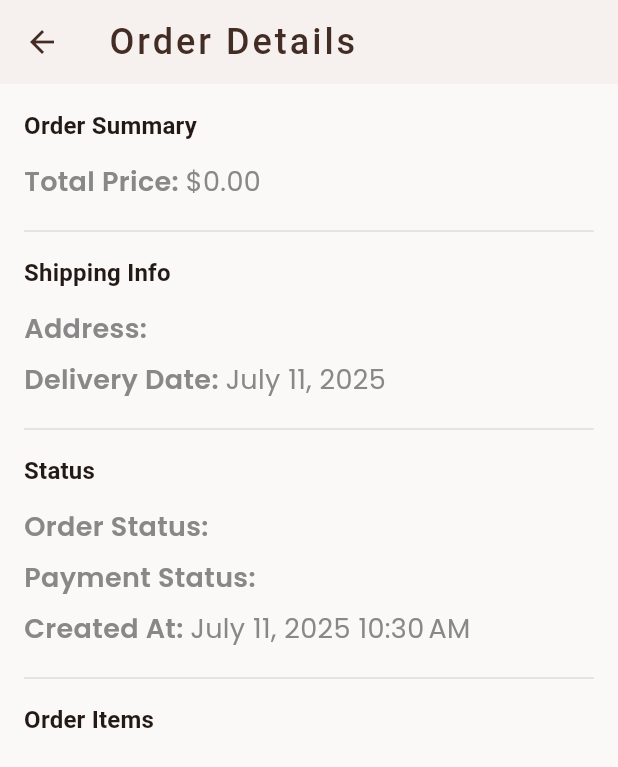
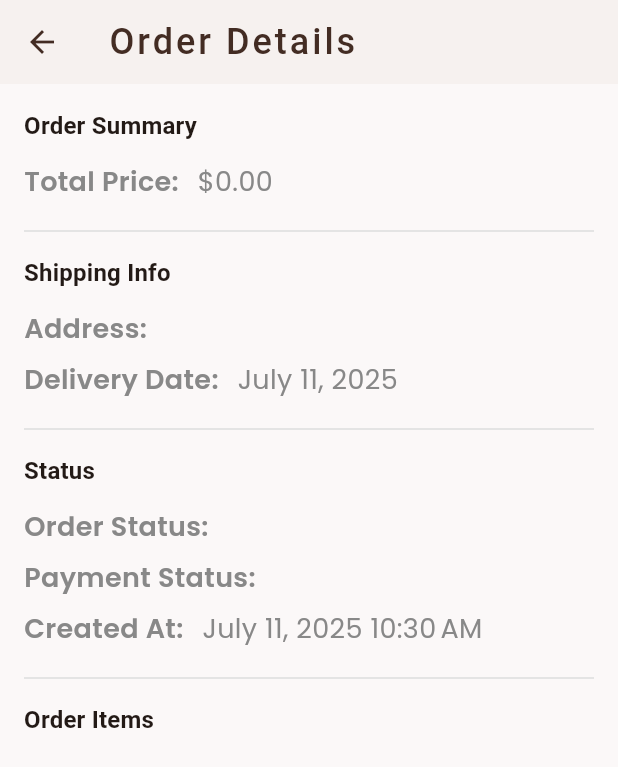
Before and after one commit to MonicaSaeed/cakes_store_frontend, a Flutter app: the OrderDetailsScreen screen opened directly with empty values, on a phone screen of 412 x 824 dp. Shown: the top 767 px of the screen. Run offline on Flutter 3.47's test engine with Material 3 defaults, Android fonts, the phone set to English and light mode, and no system bars; our stand-ins replace bloc, cached_network_image, carousel_slider, dio, equatable, firebase_auth and 12 more; missing offline and left inert: flutter_facebook_auth; accounts and stored records are empty; network calls fail; Roboto replaces fonts that are missing (times new roman).

Commit message:
Improve Orders UI and hide Cancel button after cancellation

```diff
--- a/lib/features/check_out/domain/place_order_use_case.dart
+++ b/lib/features/check_out/domain/place_order_use_case.dart
@@ -1,4 +1,3 @@
-import 'package:cakes_store_frontend/features/cart/presentation/cubit/cart_cubit.dart';
 import 'package:cakes_store_frontend/features/check_out/data/models/order_model.dart';
 import 'package:cakes_store_frontend/features/check_out/data/repo/order_repo_base.dart';
 
--- a/lib/features/check_out/presentation/check_out_screen.dart
+++ b/lib/features/check_out/presentation/check_out_screen.dart
@@ -32,7 +32,6 @@ class CheckOutScreen extends StatefulWidget {
 
 class _CheckOutScreenState extends State<CheckOutScreen> {
   final TextEditingController _addressController = TextEditingController();
-  String? _errorText;
 
   void _confirmOrder({
     required String address,
@@ -101,7 +100,6 @@ class _CheckOutScreenState extends State<CheckOutScreen> {
 
   @override
   Widget build(BuildContext context) {
-    final items = widget.items;
     final total = widget.total;
 
     return GestureDetector(
@@ -236,8 +234,6 @@ class _CheckOutScreenState extends State<CheckOutScreen> {
                               final address = _addressController.text.trim();
                               if (address.isEmpty) {
                                 setState(() {
-                                  _errorText =
-                                      'Please enter a delivery address';
                                 });
                                 return;
                               }
--- /dev/null
+++ b/lib/features/orders/presentation/screen/components/info_row.dart
@@ -0,0 +1,31 @@
+import 'package:flutter/material.dart';
+
+class InfoRow extends StatelessWidget {
+  const InfoRow({super.key, required this.label, required this.value});
+
+  final String label;
+  final String value;
+
+  @override
+  Widget build(BuildContext context) {
+    return Padding(
+      padding: const EdgeInsets.symmetric(vertical: 4),
+      child: SizedBox(
+        width: 600,
+        child: Row(
+          crossAxisAlignment: CrossAxisAlignment.start,
+          children: [
+            Text(
+                '$label ',
+                style: Theme.of(
+                  context,
+                ).textTheme.bodyMedium?.copyWith(fontWeight: FontWeight.w600),
+              ),
+            const SizedBox(width: 8), // optional space between label and value
+             Text(value, style: Theme.of(context).textTheme.bodyMedium,overflow: TextOverflow.ellipsis,),
+          ],
+        ),
+      ),
+    );
+  }
+}
--- /dev/null
+++ b/lib/features/orders/presentation/screen/components/status_components.dart
@@ -0,0 +1,58 @@
+import 'package:cakes_store_frontend/features/orders/domain/entities/order_entity.dart';
+import 'package:cakes_store_frontend/features/orders/presentation/cubit/orders_cubit/get_orders_cubit.dart';
+import 'package:cakes_store_frontend/features/orders/presentation/screen/components/info_row.dart';
+import 'package:flutter/material.dart';
+import 'package:intl/intl.dart';
+
+class StatusComponent extends StatefulWidget {
+  const StatusComponent({super.key, required this.order});
+
+  final OrderEntity order;
+
+  @override
+  State<StatusComponent> createState() => _StatusComponentState();
+}
+
+class _StatusComponentState extends State<StatusComponent> {
+  late String _status;
+
+  @override
+  void initState() {
+    _status = widget.order.orderStatus;
+    super.initState();
+  }
+
+  @override
+  Widget build(BuildContext context) {
+    return
+       Column(
+        crossAxisAlignment: CrossAxisAlignment.start,
+        children: [
+          if (_status == 'pending')
+            SizedBox(
+              width: 300,
+              child: ElevatedButton(
+                onPressed: () async {
+                  await GetOrdersCubit().cancelOrder(widget.order.id);
+                  setState(() {
+                    _status = 'Canceled';
+                  });
+                },
+                child: const Text('Cancel'),
+              ),
+            ),
+
+          InfoRow(label: 'Order Status:', value: _status),
+          InfoRow(label: 'Payment Status:', value: widget.order.paymentStatus),
+          InfoRow(
+            label: 'Created At:',
+            value:
+                widget.order.createdAt != null
+                    ? DateFormat.yMMMMd().add_jm().format(widget.order.createdAt!)
+                    : 'N/A',
+          ),
+        ],
+
+    );
+  }
+}
--- a/lib/features/orders/presentation/screen/order_details_screen.dart
+++ b/lib/features/orders/presentation/screen/order_details_screen.dart
@@ -1,13 +1,15 @@
 import 'dart:developer';
 
 import 'package:cakes_store_frontend/features/orders/domain/entities/order_entity.dart';
-import 'package:cakes_store_frontend/features/orders/presentation/cubit/orders_cubit/get_orders_cubit.dart';
+import 'package:cakes_store_frontend/features/orders/presentation/screen/components/info_row.dart';
 import 'package:cakes_store_frontend/features/orders/presentation/screen/components/product_card.dart';
+import 'package:cakes_store_frontend/features/orders/presentation/screen/components/status_components.dart';
 import 'package:flutter/material.dart';
 import 'package:intl/intl.dart';
 
 class OrderDetailsScreen extends StatelessWidget {
   const OrderDetailsScreen({super.key, required this.order});
+
   final OrderEntity order;
 
   @override
@@ -22,49 +24,31 @@ class OrderDetailsScreen extends StatelessWidget {
         padding: const EdgeInsets.all(16.0),
         child: ListView(
           children: [
-
             _sectionTitle(context, 'Order Summary'),
-            _infoRow(
-              context,
-              'Total Price:',
-              currency.format(order.totalPrice),
+            InfoRow(
+              label: 'Total Price:',
+              value: currency.format(order.totalPrice),
             ),
-
             if (order.promoCodeApplied != null &&
                 order.promoCodeApplied!.isNotEmpty)
-              _infoRow(context, 'Promo Code:', order.promoCodeApplied!),
-              if (order.promoCodeApplied != null &&
+              InfoRow(label: 'Promo Code:', value: order.promoCodeApplied!),
+            if (order.promoCodeApplied != null &&
                 order.promoCodeApplied!.isNotEmpty)
-              _infoRow(
-              context,
-              'Promo Discount:',
-              '${order.discountApplied?.toInt()}%',
-            ),
-
-            const Divider(height: 32),
-
-            _sectionTitle(context, 'Shipping Info'),
-            _infoRow(context, 'Address:', order.shippingAddress),
-            if (order.deliveryDate != null)
-              _infoRow(
-                context,
-                'Delivery Date:',
-                DateFormat.yMMMMd().format(order.deliveryDate!),
+              InfoRow(
+                label: 'Promo Discount:',
+                value: '${order.discountApplied?.toInt()}%',
               ),
             const Divider(height: 32),
-
+            _sectionTitle(context, 'Shipping Info'),
+            InfoRow(label: 'Address:', value: order.shippingAddress),
+            if (order.deliveryDate != null)
+              InfoRow(
+                label: 'Delivery Date:',
+                value: DateFormat.yMMMMd().format(order.deliveryDate!),
+              ),
+            const Divider(height: 32),
             _sectionTitle(context, 'Status'),
-            if(order.orderStatus == 'pending')
-            ElevatedButton(onPressed: (){
-              GetOrdersCubit().cancelOrder(order.id);
-            }, child: Text('Cancel')),
-            _infoRow(context, 'Order Status:', order.orderStatus),
-            _infoRow(context, 'Payment Status:', order.paymentStatus),
-            _infoRow(
-              context,
-              'Created At:',
-              order.createdAt != null? DateFormat.yMMMMd().add_jm().format(order.createdAt!):'',
-            ),
+            StatusComponent(order: order),
             const Divider(height: 32),
             _sectionTitle(context, 'Order Items'),
             ...order.orderItems.map(
@@ -105,24 +89,4 @@ class OrderDetailsScreen extends StatelessWidget {
       ),
     );
   }
-
-  Widget _infoRow(BuildContext context, String label, String value) {
-    return Padding(
-      padding: const EdgeInsets.symmetric(vertical: 4),
-      child: Row(
-        crossAxisAlignment: CrossAxisAlignment.start,
-        children: [
-          Text(
-            '$label ',
-            style: Theme.of(
-              context,
-            ).textTheme.bodyMedium?.copyWith(fontWeight: FontWeight.w600),
-          ),
-          Expanded(
-            child: Text(value, style: Theme.of(context).textTheme.bodyMedium),
-          ),
-        ],
-      ),
-    );
-  }
 }
--- a/lib/features/orders/presentation/screen/orders_screen.dart
+++ b/lib/features/orders/presentation/screen/orders_screen.dart
@@ -12,6 +12,7 @@ class OrdersScreen extends StatelessWidget {
 
   @override
   Widget build(BuildContext context) {
+
     return Scaffold(
       appBar: AppBar(title: Text("Orders"),),
       body: BlocBuilder<GetOrdersCubit, OrderStates>(
@@ -53,8 +54,8 @@ class OrdersScreen extends StatelessWidget {
                             Icons.arrow_forward_ios_rounded,
                             size: 18,
                           ),
-                          onTap: () {
-                            Navigator.push(
+                          onTap: ()async {
+                             await Navigator.push(
                               context,
                               MaterialPageRoute(
                                 builder:
@@ -62,6 +63,7 @@ class OrdersScreen extends StatelessWidget {
                                         OrderDetailsScreen(order: order),
                               ),
                             );
+                            context.read<GetOrdersCubit>().getOrders(order.userId);
                           },
                         ),
                       );
```
